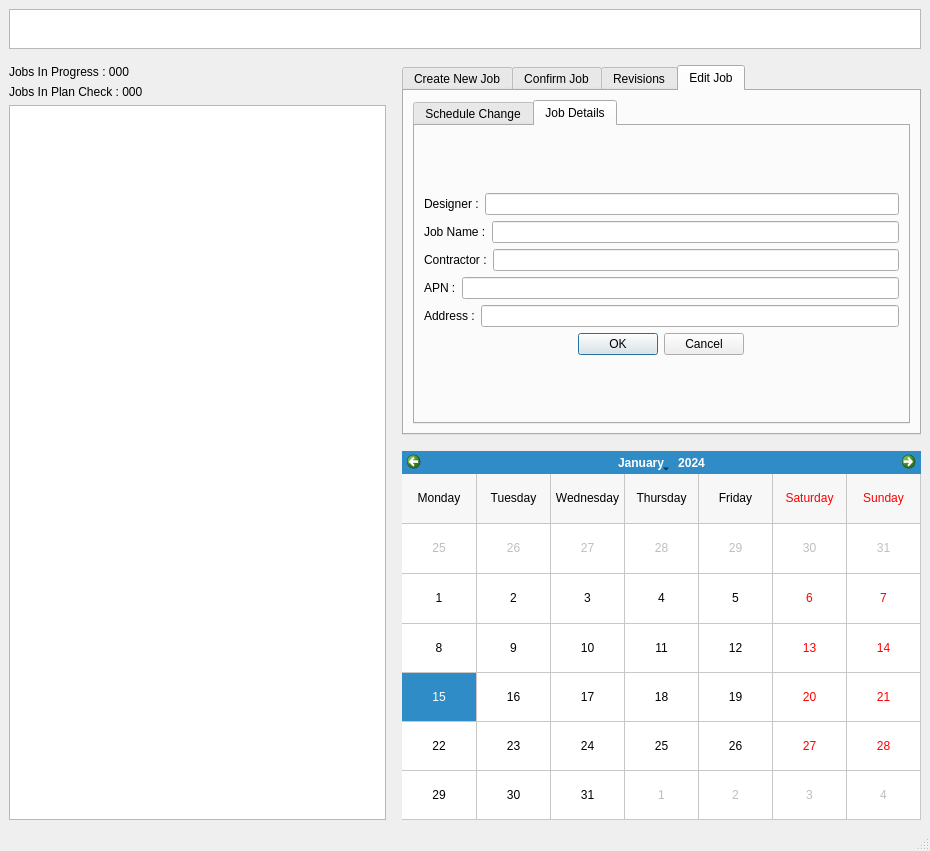
dbw1/RHSD_software, file Job_UI.ui: the form before one commit.
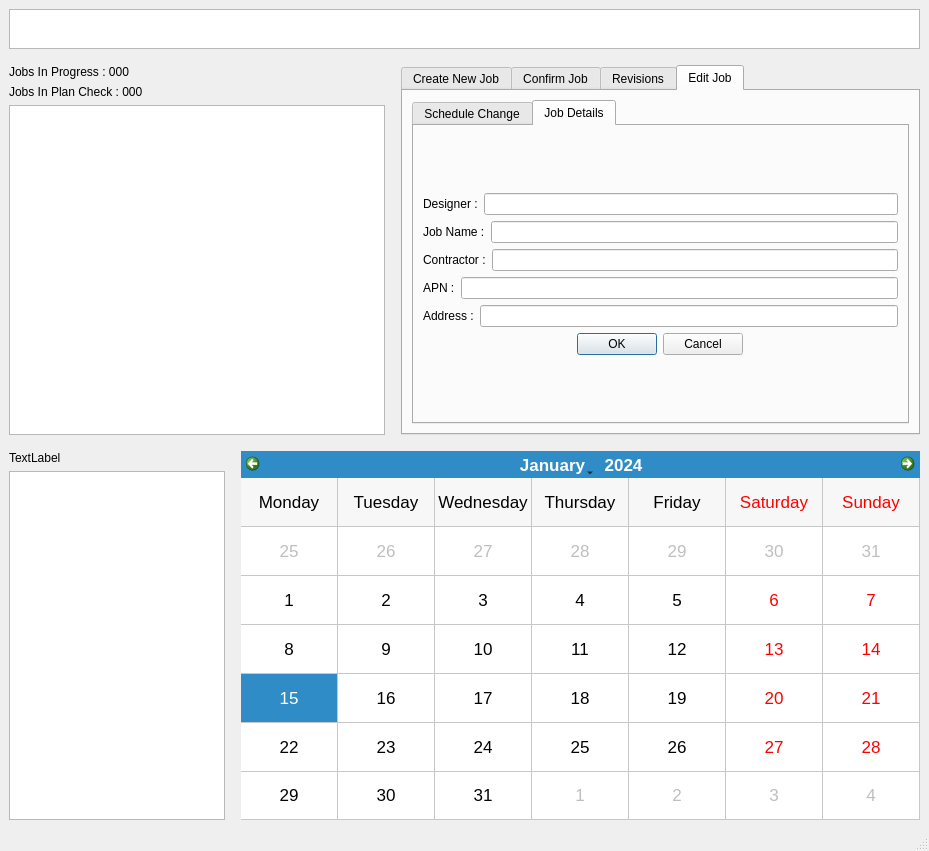
The form after the commit. The open tabs and pages were chosen to show the change.

Commit message: day view box added

What changed in the file:
```diff
--- a/Job_UI.ui
+++ b/Job_UI.ui
@@ -6,7 +6,7 @@
    <rect>
     <x>0</x>
     <y>0</y>
-    <width>930</width>
+    <width>929</width>
     <height>851</height>
    </rect>
   </property>
@@ -88,7 +88,7 @@
            <enum>Qt::LeftToRight</enum>
           </property>
           <property name="currentIndex">
-           <number>0</number>
+           <number>3</number>
           </property>
           <widget class="QWidget" name="CreateJobWidget">
            <attribute name="title">
@@ -846,6 +846,10 @@
           </widget>
          </widget>
         </item>
+       </layout>
+      </item>
+     </layout>
+    </item>
         <item>
          <spacer name="verticalSpacer_2">
           <property name="orientation">
@@ -863,7 +867,53 @@
          </spacer>
         </item>
         <item>
+     <layout class="QHBoxLayout" name="horizontalLayout_24">
+      <item>
+       <layout class="QVBoxLayout" name="verticalLayout_15">
+        <item>
+         <widget class="QLabel" name="DayViewTitle_txt">
+          <property name="text">
+           <string>TextLabel</string>
+          </property>
+         </widget>
+        </item>
+        <item>
+         <widget class="QListWidget" name="DayView_lst"/>
+        </item>
+       </layout>
+      </item>
+      <item>
+       <spacer name="horizontalSpacer_2">
+        <property name="orientation">
+         <enum>Qt::Horizontal</enum>
+        </property>
+        <property name="sizeType">
+         <enum>QSizePolicy::Fixed</enum>
+        </property>
+        <property name="sizeHint" stdset="0">
+         <size>
+          <width>10</width>
+          <height>20</height>
+         </size>
+        </property>
+       </spacer>
+      </item>
+      <item>
          <widget class="QCalendarWidget" name="calendarWidget">
+        <property name="font">
+         <font>
+          <pointsize>13</pointsize>
+          <weight>50</weight>
+          <italic>false</italic>
+          <bold>false</bold>
+          <underline>false</underline>
+          <strikeout>false</strikeout>
+          <kerning>true</kerning>
+         </font>
+        </property>
+        <property name="autoFillBackground">
+         <bool>true</bool>
+        </property>
           <property name="firstDayOfWeek">
            <enum>Qt::Monday</enum>
           </property>
@@ -887,15 +937,13 @@
        </layout>
       </item>
      </layout>
-    </item>
-   </layout>
   </widget>
   <widget class="QMenuBar" name="menubar">
    <property name="geometry">
     <rect>
      <x>0</x>
      <y>0</y>
-     <width>930</width>
+     <width>929</width>
      <height>22</height>
     </rect>
    </property>
```
Lines whose indentation alone changed are shown as unchanged.
